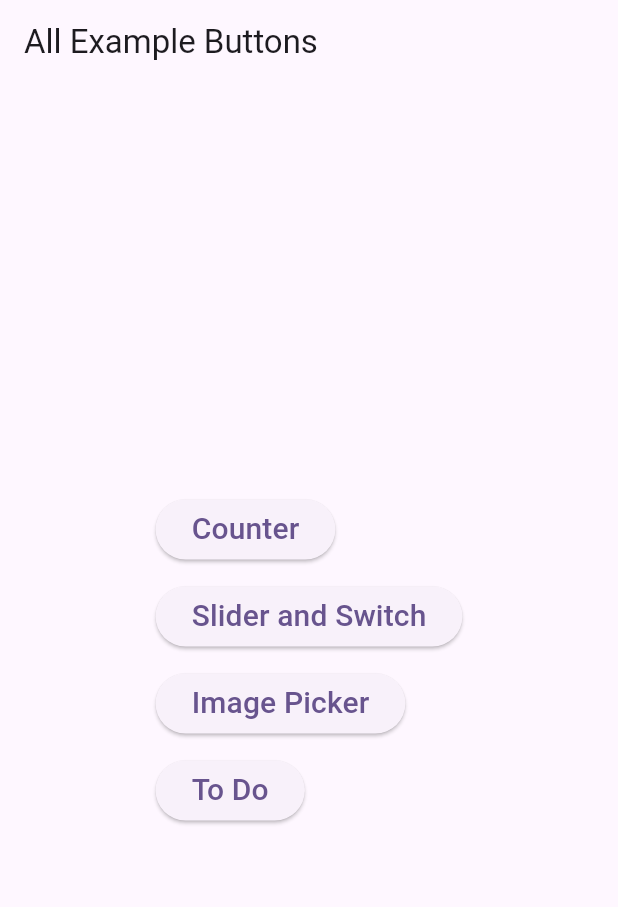
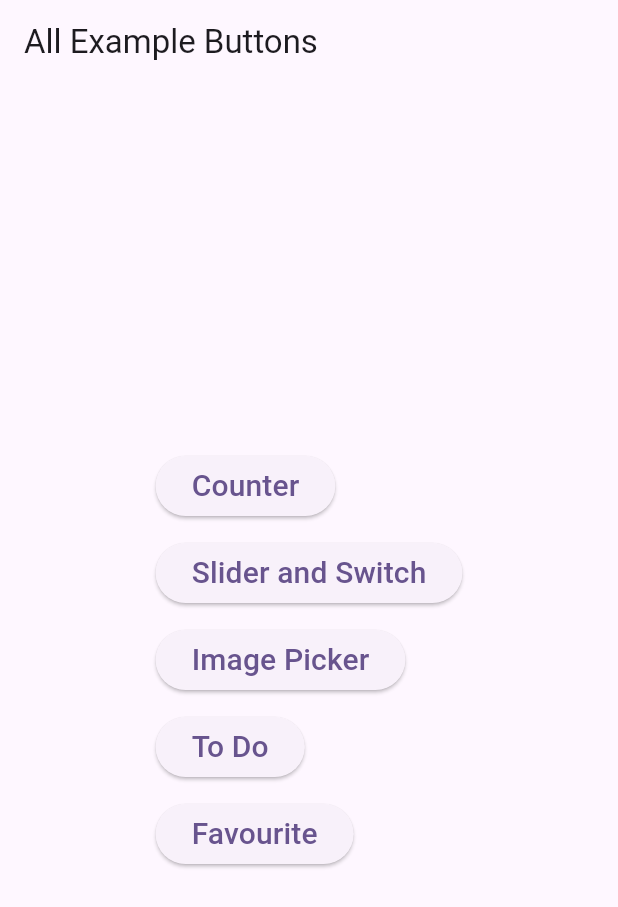
Before and after one commit to Hashimkhann1/bloc-statemanagment, a Flutter app: the screen it shows after launch, on a phone screen of 412 x 824 dp. Shown: the top 907 px of the screen. Run offline on Flutter 3.47's test engine with Material 3 defaults, Android fonts, the phone set to English and light mode, and no system bars; our stand-ins replace bloc, equatable, flutter_bloc, image_picker.

Commit message:
updated for favourite itme button

```diff
--- a/lib/view/all_example_view/all_example_view.dart
+++ b/lib/view/all_example_view/all_example_view.dart
@@ -1,5 +1,6 @@
 import 'package:blockstatemanagment/view/couteere_exp/couteere_exp.dart';
 import 'package:blockstatemanagment/view/exapmle_two/example_two.dart';
+import 'package:blockstatemanagment/view/favourite_view/favourite_view.dart';
 import 'package:blockstatemanagment/view/image_picker_view/image_picker_view.dart';
 import 'package:blockstatemanagment/view/to_do_view/to_do_view.dart';
 import 'package:flutter/material.dart';
@@ -33,6 +34,10 @@ class AllExampleView extends StatelessWidget {
             ElevatedButton(onPressed: () {
               Navigator.push(context, MaterialPageRoute(builder: (context) => ToDoView()));
             }, child: Text("To Do",style: TextStyle(fontSize: 20),)),
+            SizedBox(height: 10,),
+            ElevatedButton(onPressed: () {
+              Navigator.push(context, MaterialPageRoute(builder: (context) => FavouriteView()));
+            }, child: Text("Favourite",style: TextStyle(fontSize: 20),)),
           ],
         ),
       ),
```
